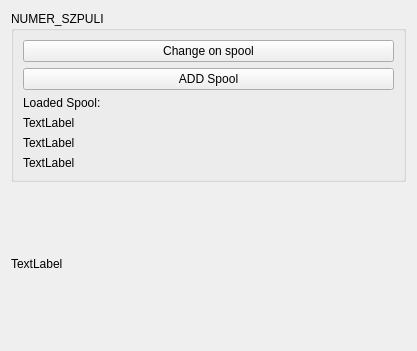
Dalachowsky/filamux-ui, file src/filamux_ui/widgets/spool_widget.ui: the form before one commit.
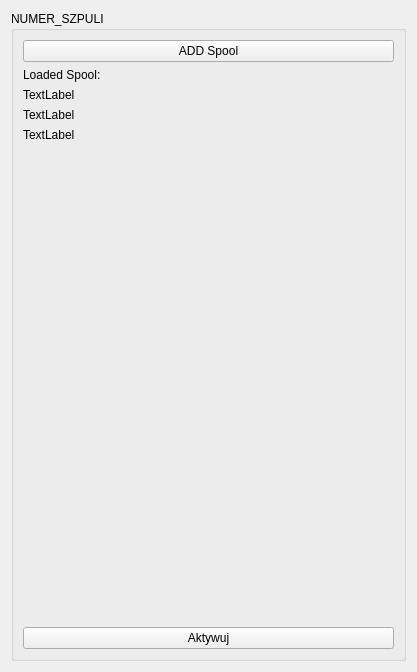
The form after the commit.

What changed in the file:
```diff
--- a/src/filamux_ui/widgets/spool_widget.ui
+++ b/src/filamux_ui/widgets/spool_widget.ui
@@ -7,7 +7,7 @@
     <x>0</x>
     <y>0</y>
     <width>417</width>
-    <height>351</height>
+    <height>672</height>
    </rect>
   </property>
   <property name="windowTitle">
@@ -19,59 +19,65 @@
      <property name="title">
       <string>NUMER_SZPULI</string>
      </property>
-     <layout class="QGridLayout" name="gridLayout_3">
-      <item row="2" column="0">
-       <widget class="QPushButton" name="changeButton">
-        <property name="text">
-         <string>Change on spool</string>
-        </property>
-       </widget>
-      </item>
-      <item row="7" column="0">
-       <widget class="QLabel" name="lenghtLabel">
-        <property name="text">
-         <string>TextLabel</string>
-        </property>
-       </widget>
-      </item>
-      <item row="4" column="0">
-       <widget class="QLabel" name="label">
-        <property name="text">
-         <string>Loaded Spool:</string>
-        </property>
-       </widget>
-      </item>
-      <item row="3" column="0">
+     <layout class="QVBoxLayout" name="verticalLayout">
+      <item>
        <widget class="QPushButton" name="addSpoolButton">
         <property name="text">
          <string>ADD Spool</string>
         </property>
        </widget>
       </item>
-      <item row="5" column="0">
+      <item>
+       <widget class="QLabel" name="label">
+        <property name="text">
+         <string>Loaded Spool:</string>
+        </property>
+       </widget>
+      </item>
+      <item>
        <widget class="QLabel" name="producerLabel">
         <property name="text">
          <string>TextLabel</string>
         </property>
        </widget>
       </item>
-      <item row="6" column="0">
+      <item>
        <widget class="QLabel" name="colorLabel">
         <property name="text">
          <string>TextLabel</string>
         </property>
        </widget>
       </item>
+      <item>
+       <widget class="QLabel" name="lenghtLabel">
+        <property name="text">
+         <string>TextLabel</string>
+        </property>
+       </widget>
+      </item>
+      <item>
+       <spacer name="verticalSpacer">
+        <property name="orientation">
+         <enum>Qt::Vertical</enum>
+        </property>
+        <property name="sizeHint" stdset="0">
+         <size>
+          <width>20</width>
+          <height>40</height>
+         </size>
+        </property>
+       </spacer>
+      </item>
+      <item>
+       <widget class="QPushButton" name="changeButton">
+        <property name="text">
+         <string>Aktywuj</string>
+        </property>
+       </widget>
+      </item>
      </layout>
     </widget>
    </item>
-   <item row="1" column="0">
-    <widget class="QLabel" name="label_5">
-     <property name="text">
-      <string>TextLabel</string>
-     </property>
-    </widget>
-   </item>
   </layout>
  </widget>
  <resources/>
```
